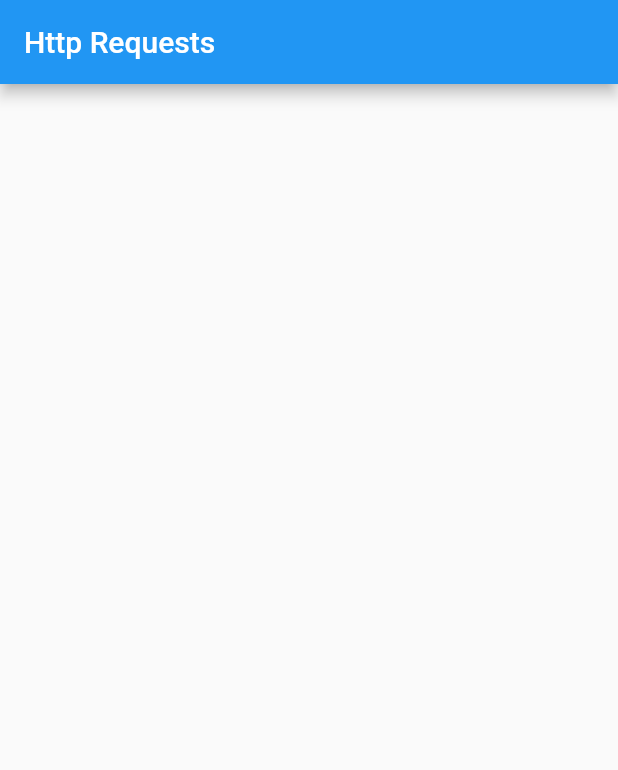
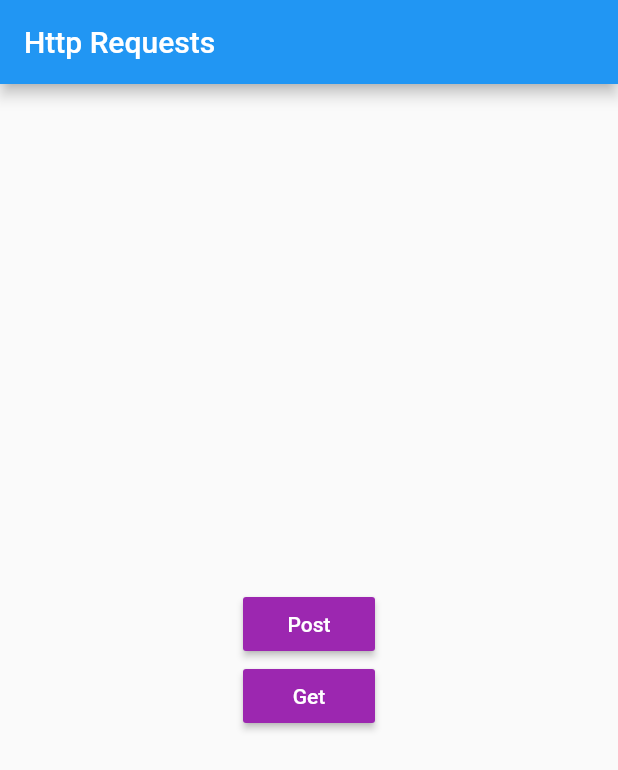
Before and after one commit to mohamedsamirmohamedsalem/flutter_http_requests, a Flutter app: the screen it shows after launch, on a phone screen of 412 x 824 dp. Shown: the top 770 px of the screen. Run offline on Flutter 3.47's test engine with Material 2 defaults, Android fonts, the phone set to English and light mode, and no system bars.

Commit message:
initial commit

```diff
--- a/lib/main.dart
+++ b/lib/main.dart
@@ -7,10 +7,7 @@ import 'dart:convert';
 void main() => runApp(MyApp());
 
 class MyApp extends StatelessWidget {
-  // This widget is the root of your application.
-  @override
-  Widget build(BuildContext context) {
-    final Map<String, dynamic> UserInfo = {
+  final Map<String, dynamic> userInfo = {
     'name': 'mohamed',
     'age': '25',
     'phone': '01145',
@@ -18,19 +15,64 @@ class MyApp extends StatelessWidget {
     'weight': '94',
   };
 
-    void HttpPost() {
-      http.post('https://flutter-http-requests.firebaseio.com/Users.json',
-          body: json.encode(UserInfo));
+  void httpPost() {
+    http
+        .post('https://flutter-http-requests.firebaseio.com/Users.json',
+            body: json.encode(userInfo))
+        .then((http.Response response) {
+      //get firebase unique id
+      final Map<String, dynamic> responseData = json.decode(response.body);
+      String uniqueID = responseData['name'];
+      //print('$uniqueID ////////////////');
+    });
   }
 
-    HttpPost();
+  void httpGet() {
+    http
+        .get('https://flutter-http-requests.firebaseio.com/Users.json')
+        .then((http.Response response) {
+      // print(json.decode(response.body));
+      final Map<String, dynamic> userList = json.decode(response.body);
+      print('$userList');
+    }).catchError((error) {
+      print(error);
+    });
+  }
 
+  @override
+  Widget build(BuildContext context) {
     return MaterialApp(
       home: Scaffold(
         appBar: AppBar(
           title: Text('Http Requests'),
         ),
-        body: Container(),
+        body: Center(
+          child: Column(
+            mainAxisAlignment: MainAxisAlignment.center,
+            children: <Widget>[
+              RaisedButton(
+                color: Colors.purple,
+                child: Text(
+                  'Post',
+                  style: TextStyle(color: Colors.white),
+                ),
+                onPressed: () {
+                  httpPost();
+                },
+              ),
+              RaisedButton(
+                color: Colors.purple,
+                child: Text(
+                  'Get',
+                  style: TextStyle(color: Colors.white),
+                ),
+                onPressed: () {
+                  httpGet();
+                },
+              ),
+            ],
+          ),
+        ),
       ),
     );
   }
```
Lines whose indentation alone changed are shown as unchanged.
